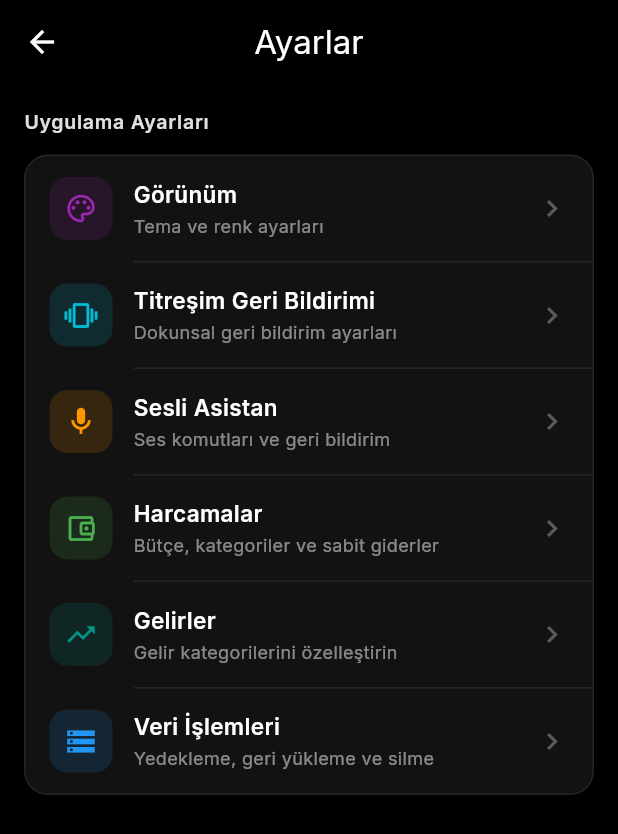
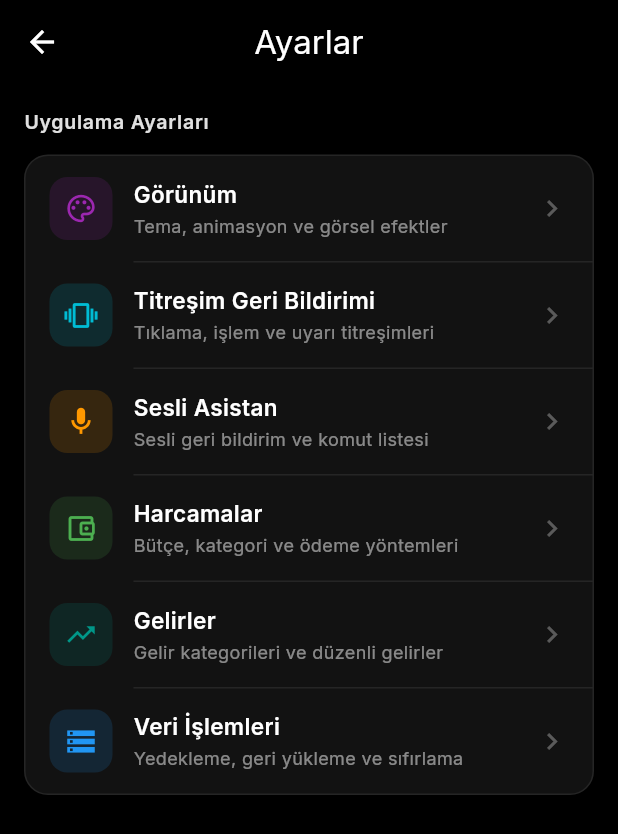
Before and after one commit to SeyitAltintas/Cashly, a Flutter app: the screen it shows after launch, item 3 of the bottom bar chosen, after a tap on "Ayarlar", on a phone screen of 412 x 824 dp. Shown: the top 834 px of the screen. Run offline on Flutter 3.47's test engine with Material 3 defaults, Android fonts, the light colour scheme and no system bars; our stand-ins replace file_picker, fl_chart, flutter_tts, get_it, hive_flutter, image_picker and 6 more; accounts and stored records are empty.

Commit message:
Buton Açıklamaları Güncellendi Ayarlar sayfasındaki tüm butonların açıklamaları, ilgili sayfaların içeriğine göre yeniden yazıldı

```diff
--- a/lib/features/home/presentation/pages/home_page.dart
+++ b/lib/features/home/presentation/pages/home_page.dart
@@ -361,7 +361,7 @@ class _AnaSayfaState extends State<AnaSayfa> with WidgetsBindingObserver {
           shape: RoundedRectangleBorder(
             borderRadius: BorderRadius.circular(50),
           ),
-          width: 170,
+          width: 135,
           elevation: 4,
         ),
       );
--- a/lib/features/settings/presentation/pages/main_settings_page.dart
+++ b/lib/features/settings/presentation/pages/main_settings_page.dart
@@ -112,7 +112,7 @@ class _AyarlarSayfasiState extends State<AyarlarSayfasi> {
             icon: Icons.palette_outlined,
             iconColor: Colors.purple,
             title: 'Görünüm',
-            subtitle: 'Tema ve renk ayarları',
+            subtitle: 'Tema, animasyon ve görsel efektler',
             onTap: () => Navigator.push(
               context,
               MaterialPageRoute(builder: (context) => const AppearancePage()),
@@ -123,7 +123,7 @@ class _AyarlarSayfasiState extends State<AyarlarSayfasi> {
             icon: Icons.vibration,
             iconColor: Colors.cyan,
             title: 'Titreşim Geri Bildirimi',
-            subtitle: 'Dokunsal geri bildirim ayarları',
+            subtitle: 'Tıklama, işlem ve uyarı titreşimleri',
             onTap: () => Navigator.push(
               context,
               MaterialPageRoute(
@@ -136,7 +136,7 @@ class _AyarlarSayfasiState extends State<AyarlarSayfasi> {
             icon: Icons.mic_outlined,
             iconColor: Colors.orange,
             title: 'Sesli Asistan',
-            subtitle: 'Ses komutları ve geri bildirim',
+            subtitle: 'Sesli geri bildirim ve komut listesi',
             onTap: () => Navigator.push(
               context,
               MaterialPageRoute(
@@ -150,7 +150,7 @@ class _AyarlarSayfasiState extends State<AyarlarSayfasi> {
             icon: Icons.account_balance_wallet_outlined,
             iconColor: Colors.green,
             title: 'Harcamalar',
-            subtitle: 'Bütçe, kategoriler ve sabit giderler',
+            subtitle: 'Bütçe, kategori ve ödeme yöntemleri',
             onTap: () async {
               final result = await Navigator.push(
                 context,
@@ -168,7 +168,7 @@ class _AyarlarSayfasiState extends State<AyarlarSayfasi> {
             icon: Icons.trending_up,
             iconColor: Colors.teal,
             title: 'Gelirler',
-            subtitle: 'Gelir kategorilerini özelleştirin',
+            subtitle: 'Gelir kategorileri ve düzenli gelirler',
             onTap: () async {
               final result = await Navigator.push(
                 context,
@@ -186,7 +186,7 @@ class _AyarlarSayfasiState extends State<AyarlarSayfasi> {
             icon: Icons.storage_outlined,
             iconColor: Colors.blue,
             title: 'Veri İşlemleri',
-            subtitle: 'Yedekleme, geri yükleme ve silme',
+            subtitle: 'Yedekleme, geri yükleme ve sıfırlama',
             isLast: true,
             onTap: () => _showBackupDialog(context),
           ),
```
